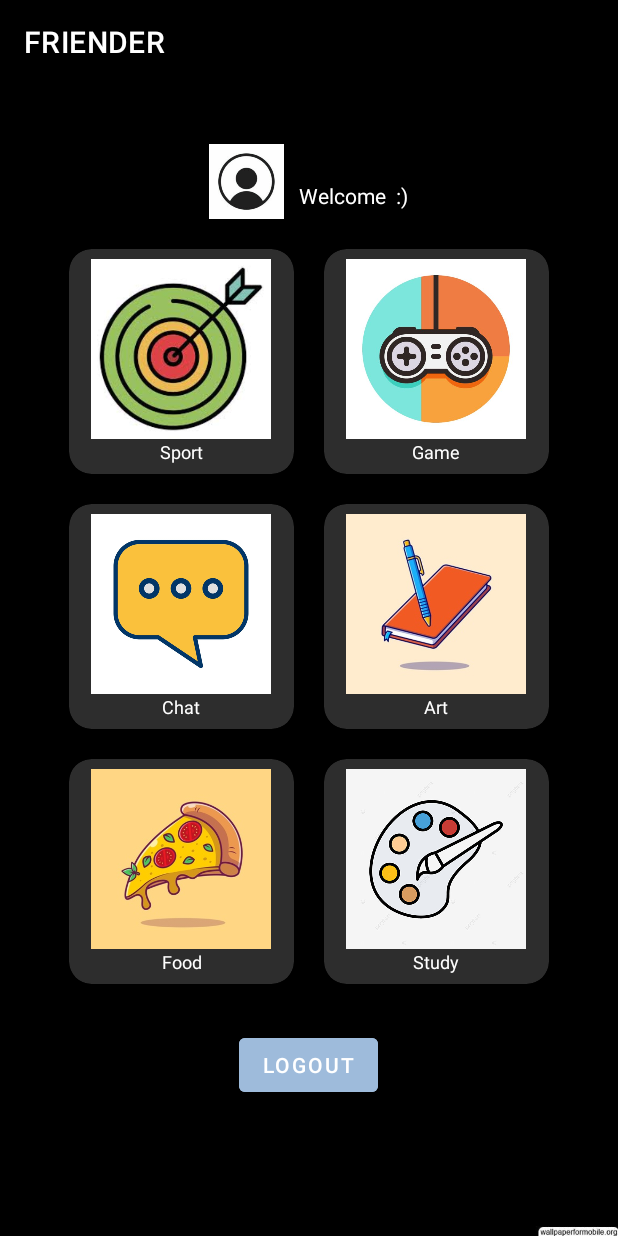
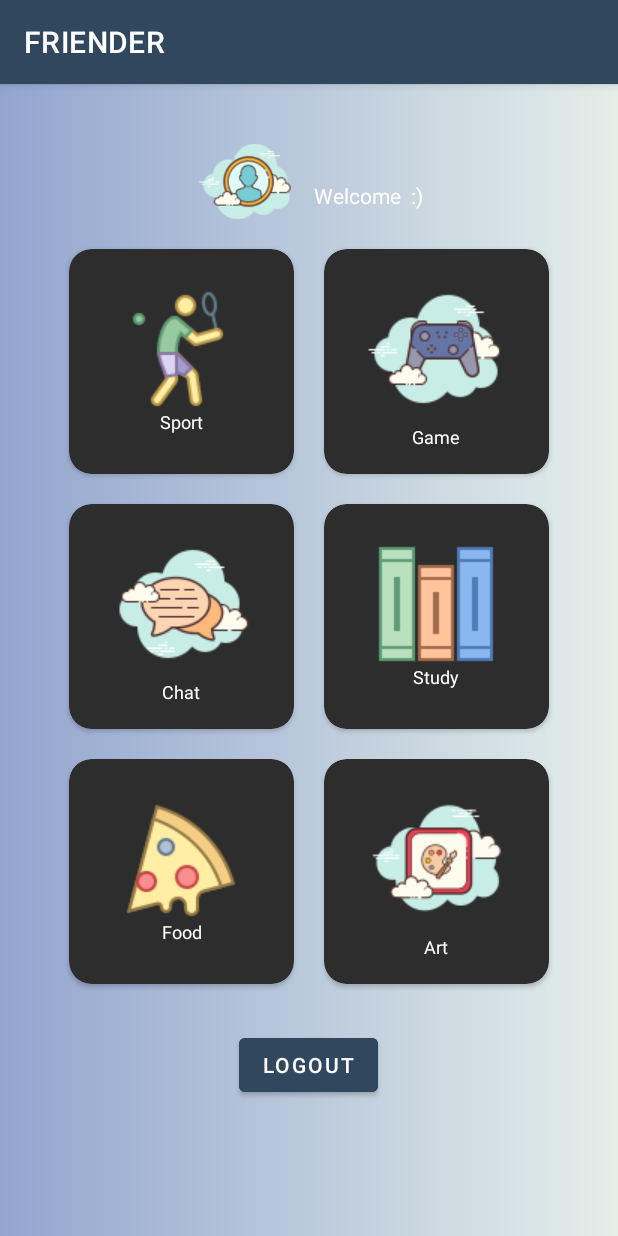
Before and after one commit to serifeturksever/FRIENDER, an Android app: the screen it shows after launch once a user with an empty profile is signed in (MainActivity), on a phone screen of 412 x 824 dp. Run offline under Robolectric (Android 15) with nearby library versions, the phone set to English and light mode, and no system bars; our stand-ins replace Firebase (no records; nobody signed in at launch, a user with empty details on screens opened directly).

Commit message:
yeni tasarım

```diff
--- a/app/src/main/java/com/example/authentication/DataModel.java
+++ b/app/src/main/java/com/example/authentication/DataModel.java
@@ -4,11 +4,13 @@ public class DataModel { // room object model
     String header; // room name
     String date;
     String category;
+    String creator;
 
-    public DataModel(String header,String date,String category) {
+    public DataModel(String header,String date,String category,String creator) {
         this.header = header;
         this.date = date;
         this.category = category;
+        this.creator = creator;
     }
     public String getHeader() {
         return header;
@@ -23,4 +25,5 @@ public class DataModel { // room object model
         this.date = date;
     } // set room name
     public String getCategory() { return category; } // set room name
+    public String getCreator() { return creator; } // set room name
 }
--- a/app/src/main/java/com/example/authentication/MainActivity.java
+++ b/app/src/main/java/com/example/authentication/MainActivity.java
@@ -48,7 +48,7 @@ public class MainActivity extends AppCompatActivity {
         setContentView(R.layout.activity_main);
 
         ActionBar actionBar =  getSupportActionBar(); // create action button variable
-        actionBar.setBackgroundDrawable(new ColorDrawable(getResources().getColor(R.color.black))); // change appbar color
+        actionBar.setBackgroundDrawable(new ColorDrawable(getResources().getColor(R.color.delete))); // change appbar color
 
         btnLogOut = findViewById(R.id.btnLogout);
         mAuth = FirebaseAuth.getInstance();
--- a/app/src/main/java/com/example/authentication/MessageAdapter.java
+++ b/app/src/main/java/com/example/authentication/MessageAdapter.java
@@ -45,8 +45,6 @@ public class MessageAdapter extends RecyclerView.Adapter<MessageAdapter.myViewHo
     @Override
     public myViewHolder onCreateViewHolder(@NonNull ViewGroup parent, int viewType) {
 
-        Log.d("view message type",String.valueOf(viewType));
-
         if(viewType == view_type_message_received){ // in getItemViewType we make ready this information and use here.If user message sender is you,ypur messages shown right on the chat page else shown left on the chat page
             View view = LayoutInflater.from(parent.getContext()).inflate(R.layout.message_row_design,parent,false);
             return new myViewHolder(view);
--- /dev/null
+++ b/app/src/main/res/drawable/gradient_background.xml
@@ -0,0 +1,12 @@
+<shape
+    xmlns:android="http://schemas.android.com/apk/res/android"
+    android:shape="rectangle">
+
+    <gradient
+        android:type="linear"
+        android:startColor="#93a5cf"
+        android:endColor="#e4efe9"
+        android:angle="0"
+        />
+
+</shape>
--- a/app/src/main/res/layout/activity_main.xml
+++ b/app/src/main/res/layout/activity_main.xml
@@ -3,7 +3,7 @@
     xmlns:app="http://schemas.android.com/apk/res-auto"
     android:layout_width="match_parent"
     android:layout_height="match_parent"
-    android:background="@drawable/background"
+    android:background="@drawable/gradient_background"
     tools:context=".MainActivity"
     xmlns:tools="http://schemas.android.com/tools">
 
@@ -22,9 +22,9 @@
             android:gravity="center_vertical">
 
             <ImageView
-                android:layout_width="50dp"
-                android:layout_height="50dp"
-                android:background="@drawable/avatar"
+                android:layout_width="70dp"
+                android:layout_height="70dp"
+                android:background="@drawable/avatar_icon"
                 app:cardCornerRadius="65dp" />
 
             <LinearLayout
@@ -81,9 +81,9 @@
                         android:orientation="vertical">
 
                         <ImageView
-                            android:layout_width="120dp"
-                            android:layout_height="120dp"
-                            android:background="@drawable/sport"></ImageView>
+                            android:layout_width="wrap_content"
+                            android:layout_height="wrap_content"
+                            android:background="@drawable/sport_icon"></ImageView>
 
                         <TextView
                             android:layout_width="match_parent"
@@ -114,9 +114,9 @@
                         android:orientation="vertical">
 
                         <ImageView
-                            android:layout_width="120dp"
-                            android:layout_height="120dp"
-                            android:background="@drawable/game"></ImageView>
+                            android:layout_width="wrap_content"
+                            android:layout_height="wrap_content"
+                            android:background="@drawable/game_icon"></ImageView>
 
                         <TextView
                             android:layout_width="match_parent"
@@ -158,9 +158,9 @@
                         android:orientation="vertical">
 
                         <ImageView
-                            android:layout_width="120dp"
-                            android:layout_height="120dp"
-                            android:background="@drawable/chat"></ImageView>
+                            android:layout_width="wrap_content"
+                            android:layout_height="wrap_content"
+                            android:background="@drawable/chat_icon"></ImageView>
 
                         <TextView
                             android:layout_width="match_parent"
@@ -192,15 +192,15 @@
                         android:orientation="vertical">
 
                         <ImageView
-                            android:layout_width="120dp"
-                            android:layout_height="120dp"
-                            android:background="@drawable/study"></ImageView>
+                            android:layout_width="wrap_content"
+                            android:layout_height="wrap_content"
+                            android:background="@drawable/study_icon"></ImageView>
 
                         <TextView
                             android:layout_width="match_parent"
                             android:layout_height="wrap_content"
                             android:gravity="center"
-                            android:text="Art"
+                            android:text="Study"
                             android:textColor="@color/white"
                             android:textSize="12sp" />
 
@@ -233,9 +233,9 @@
                         android:orientation="vertical">
 
                         <ImageView
-                            android:layout_width="120dp"
-                            android:layout_height="120dp"
-                            android:background="@drawable/pizza"></ImageView>
+                            android:layout_width="wrap_content"
+                            android:layout_height="wrap_content"
+                            android:background="@drawable/food_icon"></ImageView>
 
                         <TextView
                             android:layout_width="match_parent"
@@ -266,15 +266,15 @@
                         android:orientation="vertical">
 
                         <ImageView
-                            android:layout_width="120dp"
-                            android:layout_height="120dp"
-                            android:background="@drawable/art"></ImageView>
+                            android:layout_width="wrap_content"
+                            android:layout_height="wrap_content"
+                            android:background="@drawable/art_icon"></ImageView>
 
                         <TextView
                             android:layout_width="match_parent"
                             android:layout_height="wrap_content"
                             android:gravity="center"
-                            android:text="Study"
+                            android:text="Art"
                             android:textColor="@color/white"
                             android:textSize="12sp" />
 
@@ -295,7 +295,7 @@
             android:layout_centerInParent="true"
             android:layout_marginTop="20dp"
             android:layout_marginBottom="40dp"
-            android:backgroundTint="@color/logout"
+            android:backgroundTint="@color/delete"
             android:text="Logout" />
     </RelativeLayout>
 
--- a/app/src/main/res/values/colors.xml
+++ b/app/src/main/res/values/colors.xml
@@ -12,6 +12,7 @@
     <color name="sended_message_date">#E4EDFA</color>
     <color name="received_message">#DFEAEA</color>
     <color name="logout">#9EBBDB</color>
+    <color name="delete">#30475E</color>
 </resources>
 <!--<color name="sended_message">#407A4C</color>-->
 <!--<color name="received_message">#E4EDFA</color>-->
```
Also changed, not shown: app/src/main/java/com/example/authentication/DataFragment.java (+7 -3 lines), app/src/main/java/com/example/authentication/MyAdapter.java (+8 -1 lines), app/src/main/res/drawable/gradient_background_2.xml (added, +12 -0 lines), app/src/main/res/layout/single_row_design.xml (+26 -12 lines), app/src/main/res/drawable-v24/art_icon.png (added), app/src/main/res/drawable-v24/avatar_icon.png (added), app/src/main/res/drawable-v24/chat_icon.png (added), app/src/main/res/drawable-v24/food_icon.png (added), app/src/main/res/drawable-v24/game_icon.png (added), app/src/main/res/drawable-v24/sport_icon.png (added), app/src/main/res/drawable-v24/study_icon.png (added).
